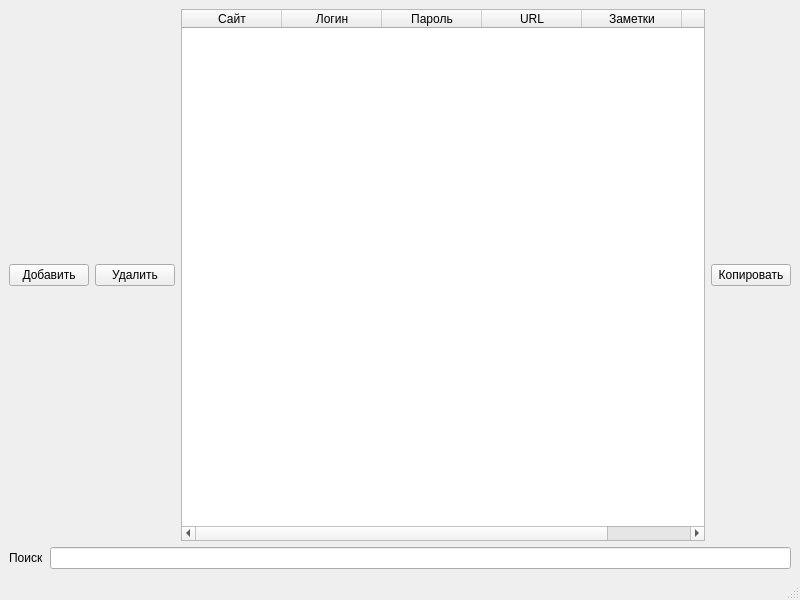
The window that mainwindow.ui (Art1fi/qtKharon) describes before a commit, drawn with Qt 5.
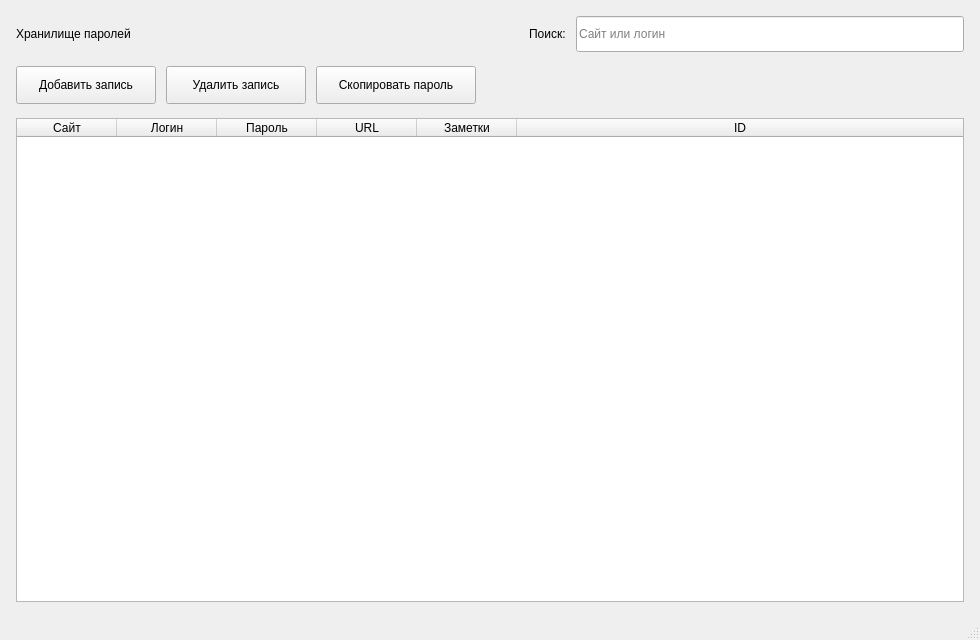
The same window after the commit.

Commit message: Redesign main window and add custom DB naming

```diff
--- a/mainwindow.ui
+++ b/mainwindow.ui
@@ -6,33 +6,147 @@
    <rect>
     <x>0</x>
     <y>0</y>
-    <width>800</width>
-    <height>600</height>
+    <width>980</width>
+    <height>640</height>
    </rect>
   </property>
   <property name="windowTitle">
    <string>MainWindow</string>
   </property>
   <widget class="QWidget" name="centralwidget">
-   <layout class="QVBoxLayout" name="verticalLayout">
+   <layout class="QVBoxLayout" name="mainLayout">
+    <property name="spacing">
+     <number>14</number>
+    </property>
+    <property name="leftMargin">
+     <number>16</number>
+    </property>
+    <property name="topMargin">
+     <number>16</number>
+    </property>
+    <property name="rightMargin">
+     <number>16</number>
+    </property>
+    <property name="bottomMargin">
+     <number>16</number>
+    </property>
     <item>
-     <layout class="QHBoxLayout" name="horizontalLayout">
+     <layout class="QHBoxLayout" name="headerLayout">
+      <property name="spacing">
+       <number>10</number>
+      </property>
+      <item>
+       <widget class="QLabel" name="titleLabel">
+        <property name="text">
+         <string>Хранилище паролей</string>
+        </property>
+       </widget>
+      </item>
+      <item>
+       <spacer name="horizontalSpacer">
+        <property name="orientation">
+         <enum>Qt::Horizontal</enum>
+        </property>
+        <property name="sizeHint" stdset="0">
+         <size>
+          <width>40</width>
+          <height>20</height>
+         </size>
+        </property>
+       </spacer>
+      </item>
+      <item>
+       <widget class="QLabel" name="searchLabel">
+        <property name="text">
+         <string>Поиск:</string>
+        </property>
+       </widget>
+      </item>
+      <item>
+       <widget class="QLineEdit" name="searchBar">
+        <property name="minimumSize">
+         <size>
+          <width>260</width>
+          <height>36</height>
+         </size>
+        </property>
+        <property name="placeholderText">
+         <string>Сайт или логин</string>
+        </property>
+       </widget>
+      </item>
+     </layout>
+    </item>
+    <item>
+     <layout class="QHBoxLayout" name="toolbarLayout">
+      <property name="spacing">
+       <number>10</number>
+      </property>
       <item>
        <widget class="QPushButton" name="addButton">
+        <property name="minimumSize">
+         <size>
+          <width>140</width>
+          <height>38</height>
+         </size>
+        </property>
         <property name="text">
-         <string>Добавить</string>
+         <string>Добавить запись</string>
         </property>
        </widget>
       </item>
       <item>
        <widget class="QPushButton" name="deleteButton">
+        <property name="minimumSize">
+         <size>
+          <width>140</width>
+          <height>38</height>
+         </size>
+        </property>
         <property name="text">
-         <string>Удалить</string>
+         <string>Удалить запись</string>
         </property>
        </widget>
+      </item>
+      <item>
+       <widget class="QPushButton" name="copyButton">
+        <property name="minimumSize">
+         <size>
+          <width>160</width>
+          <height>38</height>
+         </size>
+        </property>
+        <property name="text">
+         <string>Скопировать пароль</string>
+        </property>
+       </widget>
+      </item>
+      <item>
+       <spacer name="horizontalSpacer_2">
+        <property name="orientation">
+         <enum>Qt::Horizontal</enum>
+        </property>
+        <property name="sizeHint" stdset="0">
+         <size>
+          <width>40</width>
+          <height>20</height>
+         </size>
+        </property>
+       </spacer>
+      </item>
+     </layout>
       </item>
       <item>
        <widget class="QTableWidget" name="mainTable">
+      <property name="alternatingRowColors">
+       <bool>true</bool>
+      </property>
+      <property name="selectionBehavior">
+       <enum>QAbstractItemView::SelectRows</enum>
+      </property>
+      <property name="showGrid">
+       <bool>false</bool>
+      </property>
         <property name="columnCount">
          <number>6</number>
         </property>
@@ -40,11 +154,11 @@
          <bool>false</bool>
         </attribute>
         <attribute name="horizontalHeaderStretchLastSection">
-         <bool>false</bool>
-        </attribute>
-        <attribute name="verticalHeaderStretchLastSection">
          <bool>true</bool>
         </attribute>
+      <attribute name="verticalHeaderVisible">
+       <bool>false</bool>
+      </attribute>
         <column>
          <property name="text">
           <string>Сайт</string>
@@ -77,29 +191,6 @@
         </column>
        </widget>
       </item>
-      <item>
-       <widget class="QPushButton" name="copyButton">
-        <property name="text">
-         <string>Копировать</string>
-        </property>
-       </widget>
-      </item>
-     </layout>
-    </item>
-    <item>
-     <layout class="QHBoxLayout" name="horizontalLayout_2">
-      <item>
-       <widget class="QLabel" name="label">
-        <property name="text">
-         <string>Поиск</string>
-        </property>
-       </widget>
-      </item>
-      <item>
-       <widget class="QLineEdit" name="searchBar"/>
-      </item>
-     </layout>
-    </item>
    </layout>
   </widget>
   <widget class="QMenuBar" name="menubar">
```
Left out of the diff: 6 changed lines with no effect on the pictures. Lines whose indentation alone changed are shown as unchanged. The commit also changes 5 other files.
